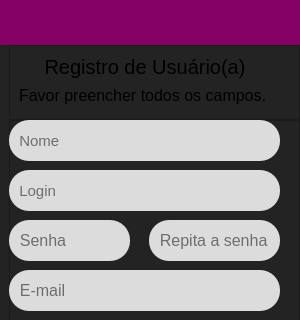
Qt form register.ui (eipatrickrodrigues/Python_plus_MySQL_2) before a commit; both pictures show x 0 to 300 and y 0 to 320 of the 300 by 520 pixel window.
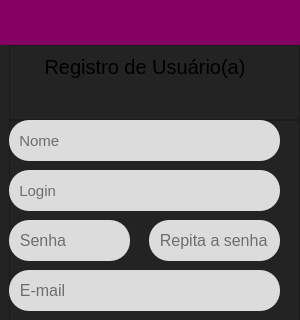
The same form after that commit. Icons and pictures are not drawn.

What changed in the file:
```diff
--- a/register.ui
+++ b/register.ui
@@ -132,7 +132,7 @@
            </font>
           </property>
           <property name="text">
-           <string>Favor preencher todos os campos.</string>
+           <string/>
           </property>
          </widget>
         </widget>
```
